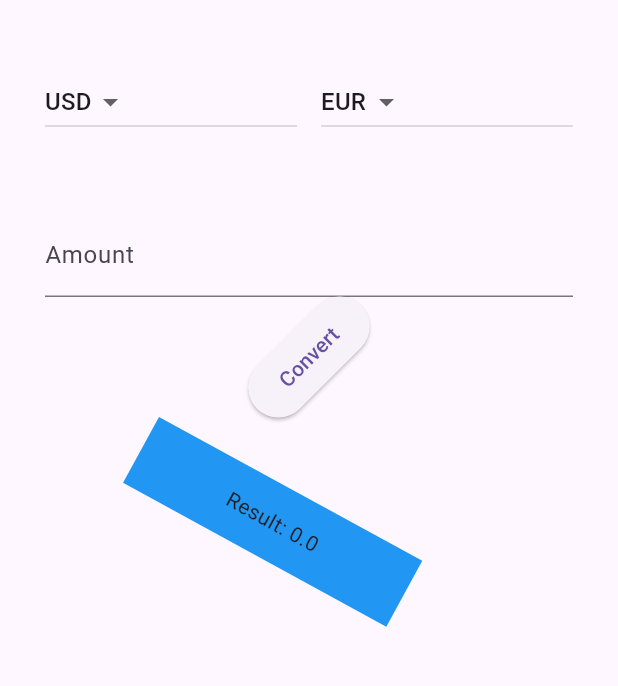
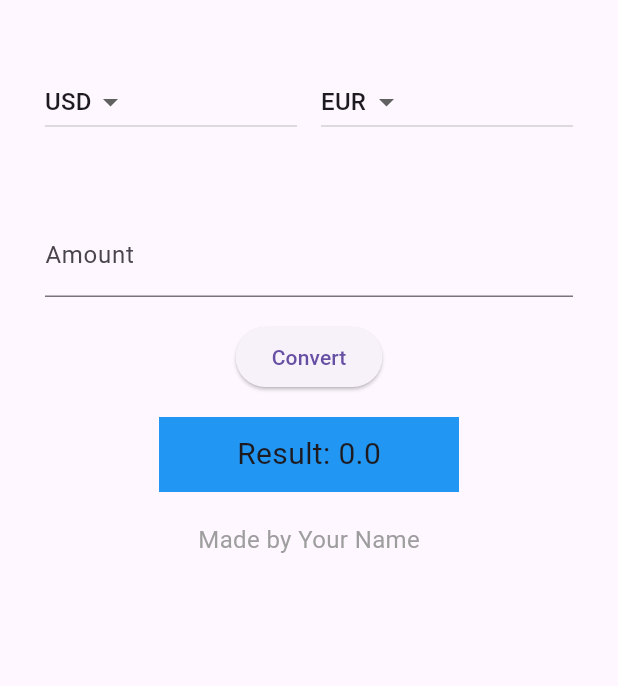
Before and after one commit to akonurbay/currency_exchange_app, a Flutter app: the screen it shows after launch, on a phone screen of 412 x 824 dp, the part 63-749 px from its top. Run offline on Flutter 3.47's test engine with Material 3 defaults, Android fonts, the phone set to English and light mode, and no system bars.

```diff
--- a/currency_exchange_app/lib/screens/home_screen.dart
+++ b/currency_exchange_app/lib/screens/home_screen.dart
@@ -7,6 +7,7 @@ class HomeScreen extends StatefulWidget {
   @override
   State<HomeScreen> createState() => _HomeScreenState();
 }
+
 
 class _HomeScreenState extends State<HomeScreen> {
   String fromCurrency = 'USD';
@@ -91,22 +92,26 @@ class _HomeScreenState extends State<HomeScreen> {
             ),
             const SizedBox(height: 16),
             Transform.rotate(
-              angle: 5.5, // Поворот кнопки на 30 градусов
+              angle: 0, // Поворот кнопки на 30 градусов
             child: ElevatedButton(
               onPressed: convert,
               child: const Text('Convert')
             )),
             const SizedBox(height: 16),
             Container(
-            child: Text('Result: $result'),
+            child: Text('Result: $result', style: TextStyle(fontSize: 20)),
             color: Colors.blue,
             width: 200, height: 50,
             alignment: Alignment.center,
-            transform: Matrix4.rotationZ(0.5), // Пример поворота,
-            )
-          ],
-        ),
+            transform: Matrix4.rotationZ(0), // Пример поворота,
+            ),
+          const SizedBox(height: 20),
+          const Text(
+            'Made by Your Name',
+            style: TextStyle(fontSize: 16, color: Colors.grey),
+          ),
+        ],
       ),
-    );
-  }
-}
+    ),
+  );
+}}
```
